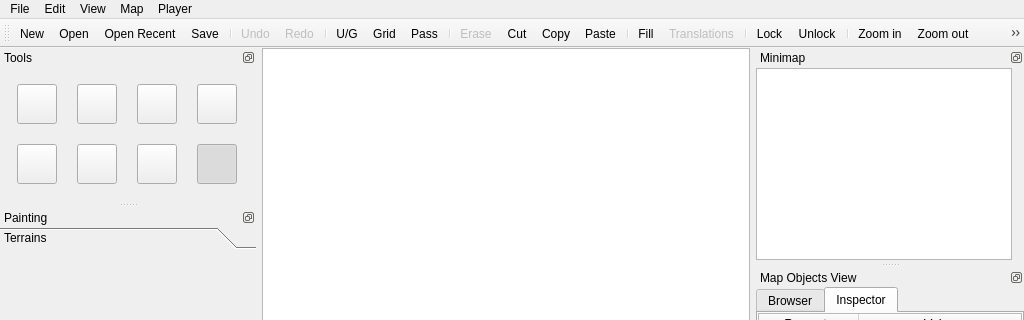
Qt form mapeditor/mainwindow.ui (vcmi/vcmi) before a commit; both pictures show x 0 to 1024 and y 0 to 320 of the 1024 by 768 pixel window.
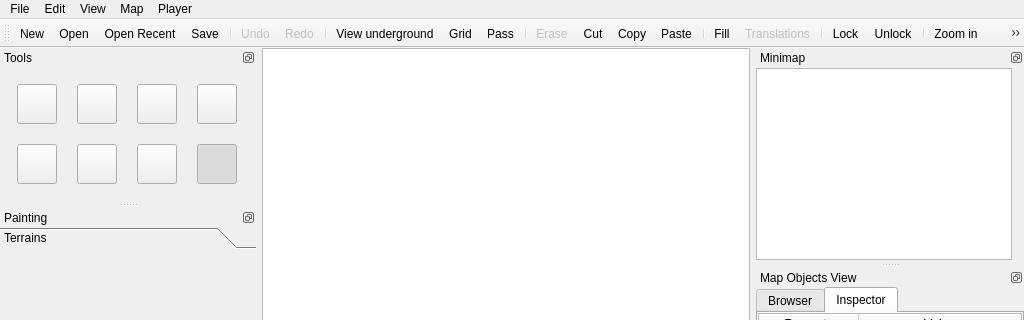
The same form after that commit. Custom widgets are drawn as their Qt base class.

Commit message: Improved Ground / Undergound menu text

Patch:
```diff
--- a/mapeditor/mainwindow.ui
+++ b/mapeditor/mainwindow.ui
@@ -1067,7 +1067,7 @@
   </action>
   <action name="actionLevel">
    <property name="text">
-    <string>U/G</string>
+    <string>View underground</string>
    </property>
    <property name="toolTip">
     <string>View underground</string>
```
